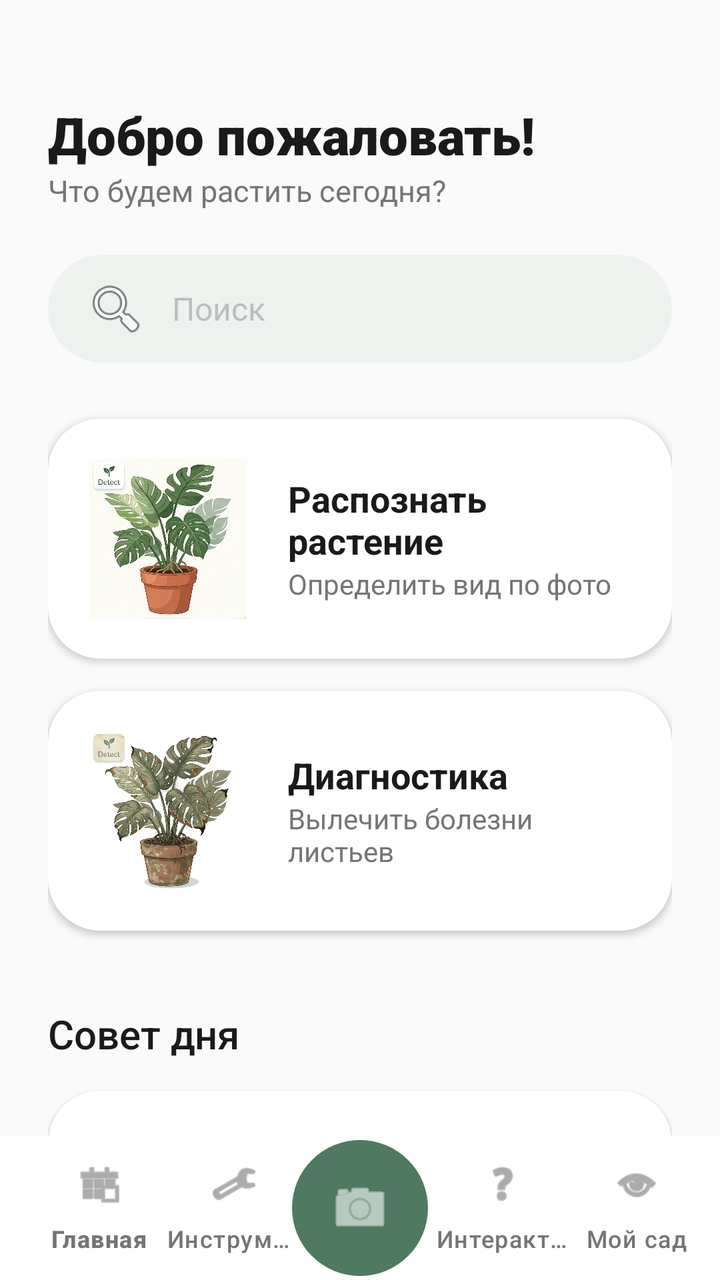
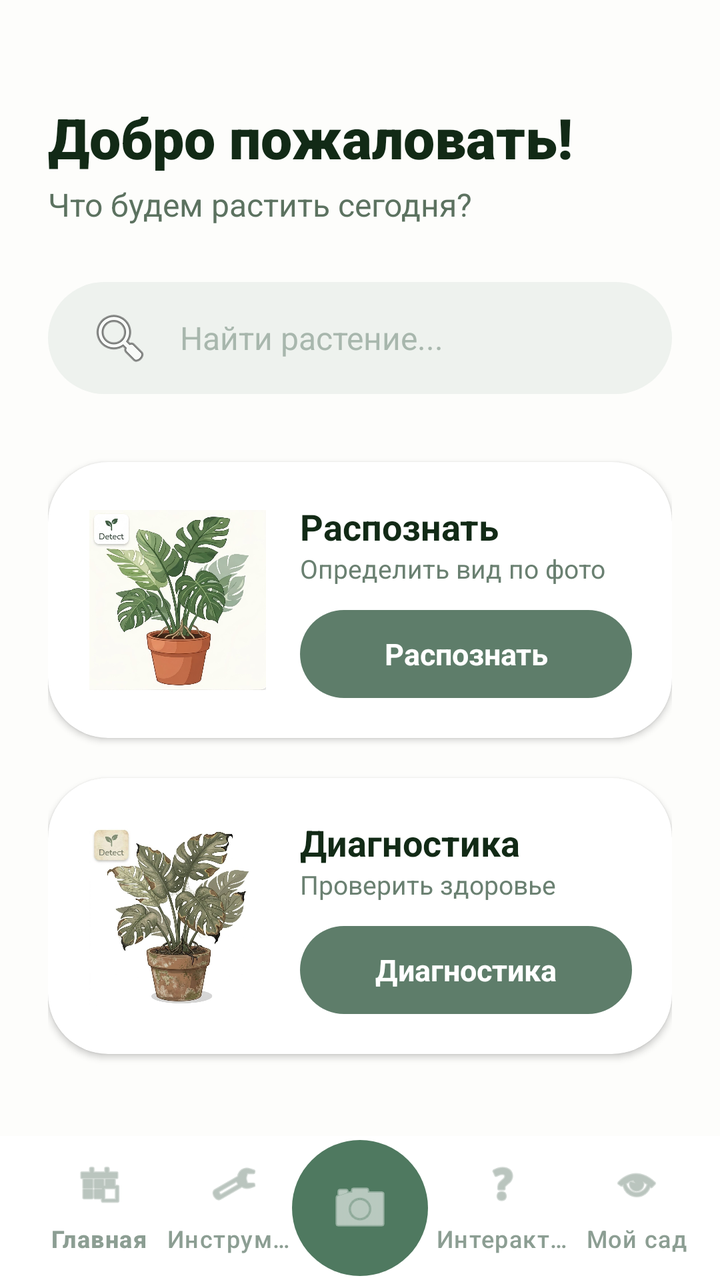

Two renders of the same Android screen: before a commit and after it. Below are the layout's source before the change and the commit's diff.
<!-- AndroidManifest.xml: application theme Theme.PlantCare -->
<!-- res/layout/activity_main2.xml -->
<?xml version="1.0" encoding="utf-8"?>
<androidx.coordinatorlayout.widget.CoordinatorLayout
    xmlns:android="http://schemas.android.com/apk/res/android"
    xmlns:app="http://schemas.android.com/apk/res-auto"
    android:id="@+id/main"
    android:layout_width="match_parent"
    android:layout_height="match_parent"
    android:background="#FAFAFA">

    <androidx.core.widget.NestedScrollView
        android:layout_width="match_parent"
        android:layout_height="match_parent"
        android:clipToPadding="false"
        android:paddingBottom="120dp">

        <LinearLayout
            android:layout_width="match_parent"
            android:layout_height="wrap_content"
            android:orientation="vertical"
            android:paddingHorizontal="24dp"
            android:paddingTop="50dp">

            <TextView
                android:layout_width="wrap_content"
                android:layout_height="wrap_content"
                android:text="Добро пожаловать!"
                android:textColor="#1A1A1A"
                android:textSize="26sp"
                android:fontFamily="sans-serif-black" />

            <TextView
                android:layout_width="wrap_content"
                android:layout_height="wrap_content"
                android:text="Что будем растить сегодня?"
                android:textColor="#757575"
                android:textSize="15sp" />

            <EditText
                android:id="@+id/searchBar"
                android:layout_width="match_parent"
                android:layout_height="54dp"
                android:layout_marginTop="22dp"
                android:background="@drawable/search_bg"
                android:drawableStart="@android:drawable/ic_menu_search"
                android:drawablePadding="12dp"
                android:hint="Поиск"
                android:paddingHorizontal="18dp"
                android:textColorHint="#BDBDBD"
                android:textSize="16sp" />

            <LinearLayout
                android:layout_width="match_parent"
                android:layout_height="wrap_content"
                android:layout_marginTop="20dp"
                android:orientation="vertical">

                <androidx.cardview.widget.CardView
                    android:id="@+id/cardDetect"
                    android:layout_width="match_parent"
                    android:layout_height="wrap_content"
                    android:layout_marginVertical="8dp"
                    android:clickable="true"
                    android:focusable="true"
                    android:foreground="?android:attr/selectableItemBackground"
                    app:cardCornerRadius="26dp"
                    app:cardElevation="2dp">

                    <LinearLayout
                        android:layout_width="match_parent"
                        android:layout_height="wrap_content"
                        android:gravity="center_vertical"
                        android:orientation="horizontal"
                        android:padding="20dp">

                        <ImageView
                            android:layout_width="80dp"
                            android:layout_height="80dp"
                            android:src="@drawable/detect"
                            android:scaleType="centerInside" />

                        <LinearLayout
                            android:layout_width="wrap_content"
                            android:layout_height="wrap_content"
                            android:layout_marginStart="20dp"
                            android:orientation="vertical">

                            <TextView
                                android:layout_width="wrap_content"
                                android:layout_height="wrap_content"
                                android:text="Распознать растение"
                                android:textColor="#1A1A1A"
                                android:textSize="18sp"
                                android:textStyle="bold" />

                            <TextView
                                android:layout_width="wrap_content"
                                android:layout_height="wrap_content"
                                android:text="Определить вид по фото"
                                android:textColor="#757575"
                                android:textSize="14sp" />
                        </LinearLayout>
                    </LinearLayout>
                </androidx.cardview.widget.CardView>

                <androidx.cardview.widget.CardView
                    android:id="@+id/cardDiagnose"
                    android:layout_width="match_parent"
                    android:layout_height="wrap_content"
                    android:layout_marginVertical="8dp"
                    android:clickable="true"
                    android:focusable="true"
                    android:foreground="?android:attr/selectableItemBackground"
                    app:cardCornerRadius="26dp"
                    app:cardElevation="2dp">

                    <LinearLayout
                        android:layout_width="match_parent"
                        android:layout_height="wrap_content"
                        android:gravity="center_vertical"
                        android:orientation="horizontal"
                        android:padding="20dp">

                        <ImageView
                            android:layout_width="80dp"
                            android:layout_height="80dp"
                            android:src="@drawable/diagnose"
                            android:scaleType="centerInside" />

                        <LinearLayout
                            android:layout_width="wrap_content"
                            android:layout_height="wrap_content"
                            android:layout_marginStart="20dp"
                            android:orientation="vertical">

                            <TextView
                                android:layout_width="wrap_content"
                                android:layout_height="wrap_content"
                                android:text="Диагностика"
                                android:textColor="#1A1A1A"
                                android:textSize="18sp"
                                android:textStyle="bold" />

                            <TextView
                                android:layout_width="wrap_content"
                                android:layout_height="wrap_content"
                                android:text="Вылечить болезни листьев"
                                android:textColor="#757575"
                                android:textSize="14sp" />
                        </LinearLayout>
                    </LinearLayout>
                </androidx.cardview.widget.CardView>
            </LinearLayout>

            <TextView
                android:layout_width="wrap_content"
                android:layout_height="wrap_content"
                android:layout_marginTop="30dp"
                android:text="Совет дня"
                android:textColor="#1A1A1A"
                android:textSize="20sp"
                android:fontFamily="sans-serif-medium" />

            <androidx.cardview.widget.CardView
                android:layout_width="match_parent"
                android:layout_height="wrap_content"
                android:layout_marginTop="15dp"
                app:cardCornerRadius="26dp"
                app:cardElevation="1dp">

                <LinearLayout
                    android:layout_width="match_parent"
                    android:layout_height="wrap_content"
                    android:padding="20dp"
                    android:gravity="center_vertical"
                    android:orientation="horizontal">

                    <LinearLayout
                        android:layout_width="0dp"
                        android:layout_height="wrap_content"
                        android:layout_weight="1"
                        android:orientation="vertical">

                        <TextView
                            android:layout_width="wrap_content"
                            android:layout_height="wrap_content"
                            android:text="Выращивание базилика"
                            android:textStyle="bold"
                            android:textSize="16sp"
                            android:textColor="#1A1A1A"/>

                        <TextView
                            android:layout_width="wrap_content"
                            android:layout_height="wrap_content"
                            android:text="Секреты сочного урожая на окне"
                            android:textSize="13sp"
                            android:textColor="#757575"/>

                        <LinearLayout
                            android:layout_width="wrap_content"
                            android:layout_height="wrap_content"
                            android:layout_marginTop="12dp"
                            android:background="@drawable/advice"
                            android:paddingHorizontal="12dp"
                            android:paddingVertical="5dp">
                            <TextView
                                android:layout_width="wrap_content"
                                android:layout_height="wrap_content"
                                android:text="🌱 Полезное | 1 мин"
                                android:textColor="#757575"
                                android:textSize="11sp"
                                android:textStyle="bold" />
                        </LinearLayout>
                    </LinearLayout>

                    <ImageView
                        android:layout_width="75dp"
                        android:layout_height="75dp"
                        android:src="@drawable/advice" />
                </LinearLayout>
            </androidx.cardview.widget.CardView>

        </LinearLayout>
    </androidx.core.widget.NestedScrollView>

    <com.google.android.material.bottomappbar.BottomAppBar
        android:id="@+id/bottomAppBar"
        android:layout_width="match_parent"
        android:layout_height="72dp"
        android:layout_gravity="bottom"
        android:backgroundTint="@android:color/white"
        app:fabAlignmentMode="center"
        app:fabCradleMargin="10dp"
        app:fabCradleRoundedCornerRadius="40dp"
        app:fabCradleVerticalOffset="12dp"
        app:elevation="16dp">

        <com.google.android.material.bottomnavigation.BottomNavigationView
            android:id="@+id/bottomNav"
            android:layout_width="match_parent"
            android:layout_height="match_parent"
            android:background="@android:color/transparent"
            app:elevation="0dp"
            app:labelVisibilityMode="labeled"
            app:itemIconTint="#757575"
            app:itemTextColor="#757575"
            app:menu="@menu/bottom_menu" />

    </com.google.android.material.bottomappbar.BottomAppBar>

    <com.google.android.material.floatingactionbutton.FloatingActionButton
        android:id="@+id/fabCamera"
        android:layout_width="wrap_content"
        android:layout_height="wrap_content"
        android:src="@android:drawable/ic_menu_camera"
        app:backgroundTint="#4F7960"
        app:fabCustomSize="68dp"
        app:maxImageSize="32dp"
        app:tint="@android:color/white"
        app:layout_anchor="@id/bottomAppBar"
        app:elevation="0dp"
        app:borderWidth="0dp"
        app:shapeAppearanceOverlay="@style/ShapeAppearance.App.Circle" />

</androidx.coordinatorlayout.widget.CoordinatorLayout>
<!-- resources referenced by this layout -->
<resources>
  <!-- drawable advice: jpg bitmap (drawable, 75615 bytes) -->
  <!-- drawable detect: jpg bitmap (drawable, 130439 bytes) -->
  <!-- drawable diagnose: jpg bitmap (drawable, 134989 bytes) -->
  <!-- drawable search_bg (drawable) -->
  <shape xmlns:android="http://schemas.android.com/apk/res/android">
      <solid android:color="@color/sage_light"/>
      <corners android:radius="30dp"/>
  </shape>
  <style name="ShapeAppearance.App.Circle" parent="">
          <item name="cornerSize">50%</item>
      </style>
  <style name="Theme.PlantCare" parent="Base.Theme.PlantCare" />
  <color name="sage_light">#EEF2EE</color>
  <style name="Base.Theme.PlantCare" parent="Theme.Material3.Light.NoActionBar">
      </style>
</resources>

<!-- the commit's change to res/layout/activity_main2.xml (unified diff, before → after) -->
@@ -5,7 +5,7 @@
     android:id="@+id/main"
     android:layout_width="match_parent"
     android:layout_height="match_parent"
-    android:background="#FAFAFA">
+    android:background="#FDFDFB">
 
     <androidx.core.widget.NestedScrollView
         android:layout_width="match_parent"
@@ -24,71 +24,73 @@
                 android:layout_width="wrap_content"
                 android:layout_height="wrap_content"
                 android:text="Добро пожаловать!"
-                android:textColor="#1A1A1A"
-                android:textSize="26sp"
+                android:textColor="#122A16"
+                android:textSize="28sp"
                 android:fontFamily="sans-serif-black" />
 
             <TextView
                 android:layout_width="wrap_content"
                 android:layout_height="wrap_content"
+                android:layout_marginTop="4dp"
                 android:text="Что будем растить сегодня?"
-                android:textColor="#757575"
-                android:textSize="15sp" />
+                android:textColor="#5C7260"
+                android:textSize="16sp" />
 
             <EditText
                 android:id="@+id/searchBar"
                 android:layout_width="match_parent"
-                android:layout_height="54dp"
-                android:layout_marginTop="22dp"
+                android:layout_height="56dp"
+                android:layout_marginTop="28dp"
                 android:background="@drawable/search_bg"
                 android:drawableStart="@android:drawable/ic_menu_search"
-                android:drawablePadding="12dp"
-                android:hint="Поиск"
-                android:paddingHorizontal="18dp"
-                android:textColorHint="#BDBDBD"
+                android:drawablePadding="14dp"
+                android:hint="Найти растение..."
+                android:paddingHorizontal="20dp"
+                android:textColorHint="#A8B7AD"
                 android:textSize="16sp" />
 
             <LinearLayout
                 android:layout_width="match_parent"
                 android:layout_height="wrap_content"
-                android:layout_marginTop="20dp"
+                android:layout_marginTop="24dp"
                 android:orientation="vertical">
 
                 <androidx.cardview.widget.CardView
                     android:id="@+id/cardDetect"
                     android:layout_width="match_parent"
                     android:layout_height="wrap_content"
-                    android:layout_marginVertical="8dp"
+                    android:layout_marginVertical="10dp"
                     android:clickable="true"
                     android:focusable="true"
                     android:foreground="?android:attr/selectableItemBackground"
-                    app:cardCornerRadius="26dp"
-                    app:cardElevation="2dp">
+                    app:cardCornerRadius="30dp"
+                    app:cardElevation="2dp"
+                    app:cardBackgroundColor="#FFFFFF">
 
                     <LinearLayout
                         android:layout_width="match_parent"
                         android:layout_height="wrap_content"
-                        android:gravity="center_vertical"
                         android:orientation="horizontal"
-                        android:padding="20dp">
+                        android:padding="20dp"
+                        android:gravity="center_vertical">
 
                         <ImageView
-                            android:layout_width="80dp"
-                            android:layout_height="80dp"
+                            android:layout_width="90dp"
+                            android:layout_height="90dp"
                             android:src="@drawable/detect"
                             android:scaleType="centerInside" />
 
                         <LinearLayout
-                            android:layout_width="wrap_content"
-                            android:layout_height="wrap_content"
-                            android:layout_marginStart="20dp"
+                            android:layout_width="match_parent"
+                            android:layout_height="wrap_content"
+                            android:layout_marginStart="16dp"
                             android:orientation="vertical">
 
                             <TextView
                                 android:layout_width="wrap_content"
                                 android:layout_height="wrap_content"
-                                android:text="Распознать растение"
-                                android:textColor="#1A1A1A"
+                                android:text="Распознать"
+                                android:textColor="#122A16"
                                 android:textSize="18sp"
                                 android:textStyle="bold" />
 
@@ -96,8 +98,19 @@
                                 android:layout_width="wrap_content"
                                 android:layout_height="wrap_content"
                                 android:text="Определить вид по фото"
-                                android:textColor="#757575"
-                                android:textSize="14sp" />
+                                android:textColor="#6A8071"
+                                android:textSize="13sp" />
+
+                            <TextView
+                                android:layout_width="match_parent"
+                                android:layout_height="44dp"
+                                android:layout_marginTop="12dp"
+                                android:background="@drawable/button_green"
+                                android:gravity="center"
+                                android:text="Распознать"
+                                android:textColor="#FFFFFF"
+                                android:textSize="15sp"
+                                android:textStyle="bold" />
                         </LinearLayout>
                     </LinearLayout>
                 </androidx.cardview.widget.CardView>
@@ -106,46 +119,58 @@
                     android:id="@+id/cardDiagnose"
                     android:layout_width="match_parent"
                     android:layout_height="wrap_content"
-                    android:layout_marginVertical="8dp"
+                    android:layout_marginVertical="10dp"
                     android:clickable="true"
                     android:focusable="true"
                     android:foreground="?android:attr/selectableItemBackground"
-                    app:cardCornerRadius="26dp"
-                    app:cardElevation="2dp">
+                    app:cardCornerRadius="30dp"
+                    app:cardElevation="2dp"
+                    app:cardBackgroundColor="#FFFFFF">
 
                     <LinearLayout
                         android:layout_width="match_parent"
                         android:layout_height="wrap_content"
-                        android:gravity="center_vertical"
                         android:orientation="horizontal"
-                        android:padding="20dp">
+                        android:padding="20dp"
+                        android:gravity="center_vertical">
 
                         <ImageView
-                            android:layout_width="80dp"
-                            android:layout_height="80dp"
+                            android:layout_width="90dp"
+                            android:layout_height="90dp"
                             android:src="@drawable/diagnose"
                             android:scaleType="centerInside" />
 
                         <LinearLayout
-                            android:layout_width="wrap_content"
-                            android:layout_height="wrap_content"
-                            android:layout_marginStart="20dp"
+                            android:layout_width="match_parent"
+                            android:layout_height="wrap_content"
+                            android:layout_marginStart="16dp"
                             android:orientation="vertical">
 
                             <TextView
                                 android:layout_width="wrap_content"
                                 android:layout_height="wrap_content"
                                 android:text="Диагностика"
-                                android:textColor="#1A1A1A"
+                                android:textColor="#122A16"
                                 android:textSize="18sp"
                                 android:textStyle="bold" />
 
                             <TextView
                                 android:layout_width="wrap_content"
                                 android:layout_height="wrap_content"
-                                android:text="Вылечить болезни листьев"
-                                android:textColor="#757575"
-                                android:textSize="14sp" />
+                                android:text="Проверить здоровье"
+                                android:textColor="#6A8071"
+                                android:textSize="13sp" />
+
+                            <TextView
+                                android:layout_width="match_parent"
+                                android:layout_height="44dp"
+                                android:layout_marginTop="12dp"
+                                android:background="@drawable/button_green"
+                                android:gravity="center"
+                                android:text="Диагностика"
+                                android:textColor="#FFFFFF"
+                                android:textSize="15sp"
+                                android:textStyle="bold" />
                         </LinearLayout>
                     </LinearLayout>
                 </androidx.cardview.widget.CardView>
@@ -156,8 +181,8 @@
                 android:layout_height="wrap_content"
                 android:layout_marginTop="30dp"
                 android:text="Совет дня"
-                android:textColor="#1A1A1A"
-                android:textSize="20sp"
+                android:textColor="#122A16"
+                android:textSize="22sp"
                 android:fontFamily="sans-serif-medium" />
 
             <androidx.cardview.widget.CardView
@@ -165,7 +190,8 @@
                 android:layout_height="wrap_content"
                 android:layout_marginTop="15dp"
                 app:cardCornerRadius="26dp"
-                app:cardElevation="1dp">
+                app:cardElevation="1dp"
+                app:cardBackgroundColor="#F1F5F2">
 
                 <LinearLayout
                     android:layout_width="match_parent"
@@ -191,7 +217,7 @@
                         <TextView
                             android:layout_width="wrap_content"
                             android:layout_height="wrap_content"
-                            android:text="Секреты сочного урожая на окне"
+                            android:text="Секреты урожая на окне"
                             android:textSize="13sp"
                             android:textColor="#757575"/>
 
@@ -199,14 +225,14 @@
                             android:layout_width="wrap_content"
                             android:layout_height="wrap_content"
                             android:layout_marginTop="12dp"
-                            android:background="@drawable/advice"
+                            android:background="@drawable/label_bg_comfortable"
                             android:paddingHorizontal="12dp"
                             android:paddingVertical="5dp">
                             <TextView
                                 android:layout_width="wrap_content"
                                 android:layout_height="wrap_content"
-                                android:text="🌱 Полезное | 1 мин"
-                                android:textColor="#757575"
+                                android:text="🌱 Полезное"
+                                android:textColor="#FFFFFF"
                                 android:textSize="11sp"
                                 android:textStyle="bold" />
                         </LinearLayout>
@@ -215,7 +241,8 @@
                     <ImageView
                         android:layout_width="75dp"
                         android:layout_height="75dp"
-                        android:src="@drawable/advice" />
+                        android:src="@drawable/advice"
+                        android:scaleType="centerCrop"/>
                 </LinearLayout>
             </androidx.cardview.widget.CardView>
 
@@ -227,7 +254,7 @@
         android:layout_width="match_parent"
         android:layout_height="72dp"
         android:layout_gravity="bottom"
-        android:backgroundTint="@android:color/white"
+        android:backgroundTint="#FFFFFF"
         app:fabAlignmentMode="center"
         app:fabCradleMargin="10dp"
         app:fabCradleRoundedCornerRadius="40dp"
@@ -239,10 +266,9 @@
             android:layout_width="match_parent"
             android:layout_height="match_parent"
             android:background="@android:color/transparent"
-            app:elevation="0dp"
             app:labelVisibilityMode="labeled"
-            app:itemIconTint="#757575"
-            app:itemTextColor="#757575"
+            app:itemIconTint="#8C9E93"
+            app:itemTextColor="#8C9E93"
             app:menu="@menu/bottom_menu" />
 
     </com.google.android.material.bottomappbar.BottomAppBar>
@@ -257,8 +283,6 @@
         app:maxImageSize="32dp"
         app:tint="@android:color/white"
         app:layout_anchor="@id/bottomAppBar"
-        app:elevation="0dp"
-        app:borderWidth="0dp"
         app:shapeAppearanceOverlay="@style/ShapeAppearance.App.Circle" />
 
 </androidx.coordinatorlayout.widget.CoordinatorLayout>
<!-- resource entries referenced after the edit -->
@@ -1,8 +1,26 @@
 <!-- resources referenced by this layout -->
 <resources>
   <!-- drawable advice: jpg bitmap (drawable, 75615 bytes) -->
+  <!-- drawable button_green (drawable) -->
+  <shape xmlns:android="http://schemas.android.com/apk/res/android">
+      <solid android:color="@color/sage_green"/>
+      <corners android:radius="40dp"/>
+  </shape>
   <!-- drawable detect: jpg bitmap (drawable, 130439 bytes) -->
   <!-- drawable diagnose: jpg bitmap (drawable, 134989 bytes) -->
+  <!-- drawable label_bg_comfortable (drawable) -->
+  <?xml version="1.0" encoding="utf-8"?>
+  <shape xmlns:android="http://schemas.android.com/apk/res/android">
+      <solid android:color="#4F7960" />
+  
+      <corners android:radius="20dp" />
+  
+      <padding
+          android:left="10dp"
+          android:right="10dp"
+          android:top="4dp"
+          android:bottom="4dp" />
+  </shape>
   <!-- drawable search_bg (drawable) -->
   <shape xmlns:android="http://schemas.android.com/apk/res/android">
       <solid android:color="@color/sage_light"/>
@@ -12,6 +30,7 @@
           <item name="cornerSize">50%</item>
       </style>
   <style name="Theme.PlantCare" parent="Base.Theme.PlantCare" />
+  <color name="sage_green">#5E7D6A</color>
   <color name="sage_light">#EEF2EE</color>
   <style name="Base.Theme.PlantCare" parent="Theme.Material3.Light.NoActionBar">
       </style>
